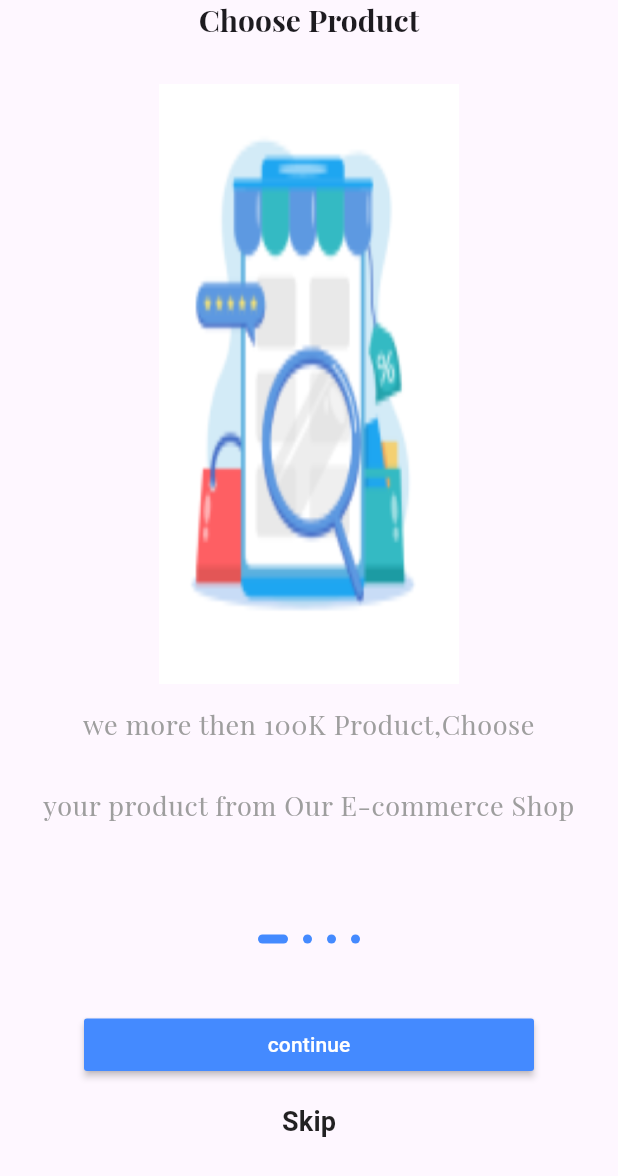
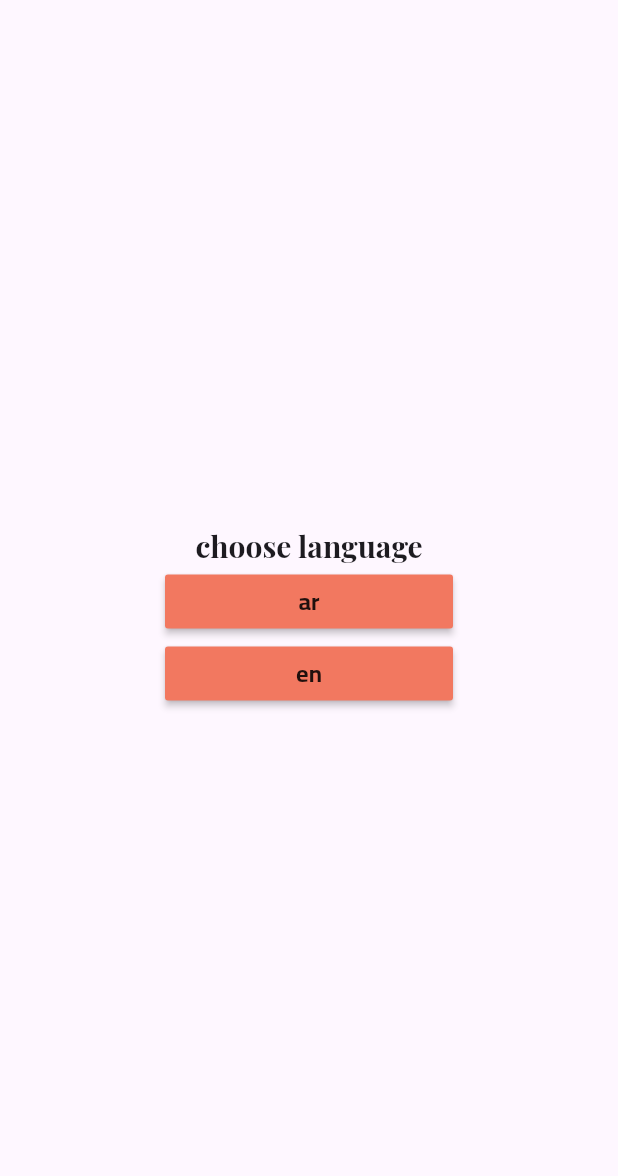
Before and after one commit to Abdulrahman-Youssef/e-commerce, a Flutter app: the screen it shows after launch, on a phone screen of 412 x 824 dp. Shown: the top 1176 px of the screen. Run offline on Flutter 3.47's test engine with Material 3 defaults, Android fonts, the phone set to English and light mode, and no system bars; our stand-ins replace get, shared_preferences; project files that could hold a hidden picture were left out.

Commit message:
10 - 13
- add services
- localization

```diff
--- a/lib/controller/onboarding_controller.dart
+++ b/lib/controller/onboarding_controller.dart
@@ -23,7 +23,6 @@ class OnBoardingControllerImp extends OnBoardingController {
       {
         Get.offAllNamed(AppRoutes.login);
       }
-    print(currentPage);
     currentPage++;
     pageController.animateToPage(
         currentPage, duration: const Duration(milliseconds: 900),
--- /dev/null
+++ b/lib/core/constant/appfont.dart
@@ -0,0 +1,4 @@
+class AppFont{
+    static const String playfair = "PlayfairDisplay";
+    static const String cairo    = "Cairo";
+}
--- a/lib/core/constant/approutes.dart
+++ b/lib/core/constant/approutes.dart
@@ -1,3 +1,4 @@
 class AppRoutes{
   static const String login = "/login";
+  static const String onBoarding = "/onBoarding";
 }
--- a/lib/core/constant/color.dart
+++ b/lib/core/constant/color.dart
@@ -1,6 +1,9 @@
 import 'package:flutter/material.dart';
 
-class AppColor{
-  // it's better for the name to be where it will be used
-  static const Color grey = Colors.grey;
+class AppColor {
+  static const Color grey = Color(0xff8e8e8e);
+  static const Color black = Color(0xfff88888);
+  static const Color primaryColor2 = Color(0xff5d81df);
+  static const Color backgroundcolor = Color(0xffffffff);
+  static const Color primaryColor = Color(0xfff27860);
 }
--- a/lib/data/datasource/static/static.dart
+++ b/lib/data/datasource/static/static.dart
@@ -1,5 +1,4 @@
 import 'package:ecommerce_app_w/data/model/onboardingmodel.dart';
-
 import '../../../core/constant/imageassets.dart';
 
 List<onBoaridingmodel> onBoaridingList = [
@@ -11,16 +10,16 @@ List<onBoaridingmodel> onBoaridingList = [
   onBoaridingmodel(
       title: "Easy and safe payment",
       body:
-          "we more then 100K Product,Choose \nyour product from Our E-commerce Shop",
+          "Feel safe the ability to redeem your money",
       image: AppImageAssets.onBoardingImageTwo),
   onBoaridingmodel(
       title: "track your oder",
       body:
-          "we more then 100K Product,Choose \nyour product from Our E-commerce Shop",
+          "Track where is order now",
       image: AppImageAssets.onBoardingImageThree),
   onBoaridingmodel(
-      title: "Fast Delevary",
+      title: "Fast Delivery",
       body:
-      "we more then 100K Product,Choose \nyour product from Our E-commerce Shop",
+      "Faster Delivery in the country , before you blink",
       image: AppImageAssets.onBoardingImageFour),
 ];
--- /dev/null
+++ b/lib/localization/changelocale.dart
@@ -0,0 +1,29 @@
+import 'package:ecommerce_app_w/services/services.dart';
+import 'package:flutter/widgets.dart';
+import 'package:get/get.dart';
+
+class LocaleController extends GetxController {
+  Locale? language;
+
+  MyServices myServices = Get.find();
+
+  changeLang(String langCode) {
+    Locale locale = Locale(langCode);
+    myServices.sharedpref.setString("lang", langCode);
+    Get.updateLocale(locale);
+  }
+
+  @override
+  void onInit() {
+    String? sharedPrefLang = myServices.sharedpref.getString("lang");
+
+    if (sharedPrefLang == "ar") {
+      language = const Locale("ar");
+    } else if (sharedPrefLang == "en") {
+      language = const Locale("en");
+    } else {
+      language = Locale(Get.deviceLocale!.languageCode);
+    }
+    super.onInit();
+  }
+}
--- /dev/null
+++ b/lib/localization/translation.dart
@@ -0,0 +1,11 @@
+import 'package:get/get.dart';
+
+class MyTranslation extends Translations{
+  @override
+
+  Map<String, Map<String, String>> get keys => {
+    "ar" : {"1" : "اختر اللغة"},
+    "en" : {"1" : "choose language"}
+  };
+
+}
--- a/lib/main.dart
+++ b/lib/main.dart
@@ -1,22 +1,30 @@
+import 'package:ecommerce_app_w/localization/changelocale.dart';
+import 'package:ecommerce_app_w/localization/translation.dart';
+import 'package:ecommerce_app_w/services/services.dart';
+import 'package:ecommerce_app_w/view/screen/language.dart';
 import 'package:ecommerce_app_w/view/screen/onboarding.dart';
 import 'package:flutter/material.dart';
 import 'package:get/get.dart';
 import 'core/constant/color.dart';
 import 'routes.dart';
 
-void main() {
+void main() async{
+  WidgetsFlutterBinding.ensureInitialized();
+  await initialServices();
   runApp(const MyApp());
 }
 
 class MyApp extends StatelessWidget {
   const MyApp({super.key});
-
   // This widget is the root of your application.
   @override
   Widget build(BuildContext context) {
+    LocaleController controller = Get.put(LocaleController());
     return GetMaterialApp(
       debugShowCheckedModeBanner: false,
+      translations: MyTranslation(),
       title: 'Flutter Demo',
+      locale: controller.language,
       theme: ThemeData(
           primarySwatch: Colors.green,
           colorScheme: ColorScheme.fromSeed(seedColor: Colors.deepPurple),
@@ -26,8 +34,9 @@ class MyApp extends StatelessWidget {
                 TextStyle(fontWeight: FontWeight.bold, fontSize: 20 , fontFamily: "PlayfairDisplay"),
             bodySmall:
                 TextStyle(height: 3, color: AppColor.grey, fontSize: 18 , fontFamily: "PlayfairDisplay"),
+
           )),
-      home: const OnBoarding(),
+      home: const Language(),
       routes: routes,
     );
   }
--- a/lib/routes.dart
+++ b/lib/routes.dart
@@ -1,8 +1,10 @@
 import 'package:ecommerce_app_w/view/screen/login.dart';
+import 'package:ecommerce_app_w/view/screen/onboarding.dart';
 import 'package:flutter/cupertino.dart';
 
 import 'core/constant/approutes.dart';
 
 Map<String, Widget Function(BuildContext)> routes = {
   AppRoutes.login: (context) => const Login(),
+  AppRoutes.onBoarding: (context) => const OnBoarding(),
 };
--- /dev/null
+++ b/lib/services/services.dart
@@ -0,0 +1,15 @@
+import 'package:get/get.dart';
+import 'package:shared_preferences/shared_preferences.dart';
+
+class MyServices extends GetxService {
+  late SharedPreferences sharedpref;
+
+ Future<MyServices> init() async {
+    sharedpref = await SharedPreferences.getInstance();
+    return this;
+  }
+}
+
+initialServices() async {
+  await Get.putAsync(() => MyServices().init());
+}
--- /dev/null
+++ b/lib/view/screen/language.dart
@@ -0,0 +1,33 @@
+import 'package:ecommerce_app_w/core/constant/approutes.dart';
+import 'package:ecommerce_app_w/localization/changelocale.dart';
+import 'package:ecommerce_app_w/view/screen/onboarding.dart';
+import 'package:ecommerce_app_w/view/widget/language/custombutton.dart';
+import 'package:flutter/material.dart';
+import 'package:get/get.dart';
+
+class Language extends GetView<LocaleController> {
+  const Language({super.key});
+
+  @override
+  Widget build(BuildContext context) {
+    return Scaffold(
+      body: Container(
+        padding: const EdgeInsets.all(10),
+        child: Column(
+          mainAxisAlignment: MainAxisAlignment.center,
+          children: [
+            Text("1".tr , style: Theme.of(context).textTheme.headlineMedium,),
+            CustomButton(buttonText: "ar",onPressed: (){
+              controller.changeLang("ar");
+              Get.offNamed(AppRoutes.onBoarding);
+            },),
+            CustomButton(buttonText: "en", onPressed: (){
+              controller.changeLang("en");
+              Get.offNamed(AppRoutes.onBoarding);
+            },)
+          ],
+        ),
+      ),
+    );
+  }
+}
--- a/lib/view/screen/onboarding.dart
+++ b/lib/view/screen/onboarding.dart
@@ -2,6 +2,7 @@ import 'package:ecommerce_app_w/controller/onboarding_controller.dart';
 import 'package:ecommerce_app_w/view/widget/onboarding/Skipbutton.dart';
 import 'package:flutter/material.dart';
 import 'package:get/get.dart';
+import '../../core/constant/color.dart';
 import '../widget/onboarding/custombutton.dart';
 import '../widget/onboarding/customslider.dart';
 import '../widget/onboarding/dotcontroller.dart';
@@ -13,6 +14,7 @@ class OnBoarding extends StatelessWidget {
   Widget build(BuildContext context) {
     Get.put(OnBoardingControllerImp());
     return const Scaffold(
+        backgroundColor: AppColor.backgroundcolor,
         body: SafeArea(
           child: Column(
             children: [
--- /dev/null
+++ b/lib/view/widget/language/custombutton.dart
@@ -0,0 +1,28 @@
+import 'package:ecommerce_app_w/core/constant/appfont.dart';
+import 'package:ecommerce_app_w/core/constant/color.dart';
+import 'package:flutter/material.dart';
+
+class CustomButton extends StatelessWidget {
+  final String buttonText  ;
+  final void Function()? onPressed;
+  const CustomButton({super.key, required this.buttonText, this.onPressed});
+
+  @override
+  Widget build(BuildContext context) {
+    return Container(
+      padding: const EdgeInsets.symmetric(horizontal: 100),
+      width: double.infinity,
+      child: MaterialButton(
+        onPressed:onPressed,
+        color: AppColor.primaryColor,
+        child:  Text(
+          buttonText,
+          style:const TextStyle(
+              fontFamily: AppFont.cairo,
+              fontWeight: FontWeight.bold,
+              fontSize: 16),
+        ),
+      ),
+    );
+  }
+}
--- a/lib/view/widget/onboarding/Skipbutton.dart
+++ b/lib/view/widget/onboarding/Skipbutton.dart
@@ -14,8 +14,7 @@ class SkipbuttonOnBoaridng extends StatelessWidget {
       },
       child: const Text(
         "Skip",
-            style:
-            TextStyle(fontSize: 18, fontWeight: FontWeight.bold),
+        style: TextStyle(fontSize: 18, fontWeight: FontWeight.bold),
       ),
     ));
   }
--- a/lib/view/widget/onboarding/customslider.dart
+++ b/lib/view/widget/onboarding/customslider.dart
@@ -24,6 +24,7 @@ class CustomSliderOnBoarding extends GetView<OnBoardingControllerImp> {
                   height: 30,
                 ),
                 Image.asset(
+
                   onBoaridingList[i].image!,
                   height: 400,
                   width: 200,
--- a/lib/view/widget/onboarding/dotcontroller.dart
+++ b/lib/view/widget/onboarding/dotcontroller.dart
@@ -16,7 +16,7 @@ class DotControllerOnBoarding extends StatelessWidget {
                     onBoaridingList.length,
                     (index) => AnimatedContainer(
                           margin: const EdgeInsets.all(5),
-                          duration: const Duration(milliseconds: 900),
+                          duration: const Duration(milliseconds: 600),
                           width: controller.currentPage == index ? 20 : 6,
                           height: 6,
                           decoration: BoxDecoration(
```
Lines whose indentation alone changed are shown as unchanged.
